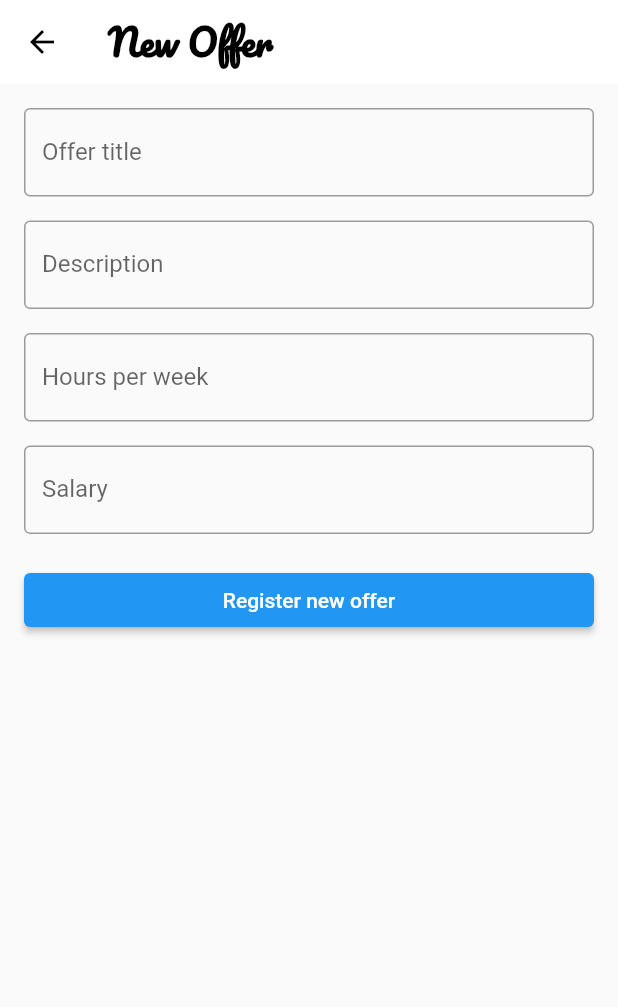
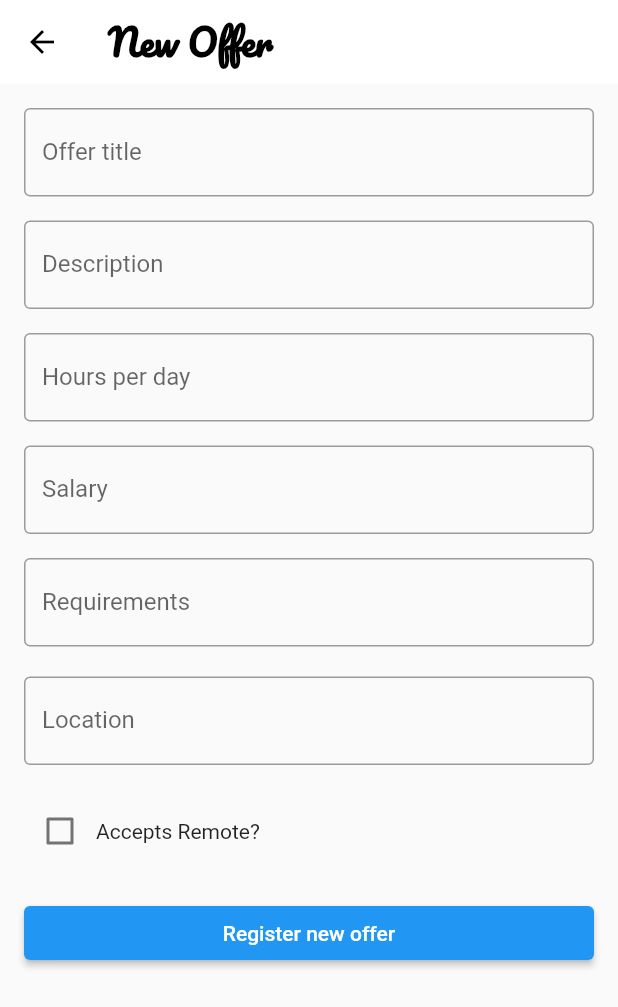
Before and after one commit to Falchizao/worker_client, a Flutter app: the RegisterOffer screen opened directly, on a phone screen of 412 x 824 dp. Shown: the top 1007 px of the screen. Run offline on Flutter 3.47's test engine with Material 2 defaults, Android fonts, the phone set to English and light mode, and no system bars; our stand-ins replace animated_bottom_navigation_bar, faker, flutter_secure_storage, fluttertoast, get, google_fonts and 3 more; accounts and stored records are empty; network calls fail.

Commit message:
refactor(Offer): adding additional data to offer

```diff
--- a/lib/models/offer_model.dart
+++ b/lib/models/offer_model.dart
@@ -6,6 +6,9 @@ class Offer {
   final String employer;
   final String title;
   final double hours;
+  final String location;
+  final String requirements;
+  final bool remote;
 
   Offer(
       {required this.id,
@@ -14,7 +17,10 @@ class Offer {
       required this.content,
       required this.employer,
       required this.title,
-      required this.hours});
+      required this.hours,
+      required this.location,
+      required this.requirements,
+      required this.remote});
 
   factory Offer.fromJson(Map<String, dynamic> json) {
     return Offer(
@@ -24,6 +30,9 @@ class Offer {
         content: json['content'],
         title: json['title'],
         hours: json['hours'],
-        employer: json['employer']);
+        employer: json['employer'],
+        location: json['location'],
+        requirements: json['requirements'],
+        remote: json['remote']);
   }
 }
--- a/lib/modules/offers/filtered_offers_view.dart
+++ b/lib/modules/offers/filtered_offers_view.dart
@@ -59,6 +59,8 @@ class FilteredJobOffersPage extends StatelessWidget {
             content: 'awdawdawd',
             createdDate: '3434',
             hours: 10,
-            ));
+            location: "Rio",
+            remote: true,
+            requirements: "awdawd"));
   }
 }
--- a/lib/modules/offers/offers.dart
+++ b/lib/modules/offers/offers.dart
@@ -49,6 +49,9 @@ class _OffersPageState extends State<OffersPage> {
             employer: eachOffer['employer'],
             title: eachOffer['title'],
             hours: eachOffer['hours'],
+            remote: eachOffer['remote'],
+            requirements: eachOffer['requirements'],
+            location: eachOffer['location'],
           );
           offers.add(offer);
         }
--- a/lib/services/register_offer.dart
+++ b/lib/services/register_offer.dart
@@ -21,6 +21,9 @@ class _RegisterOfferState extends State<RegisterOffer> {
   String _content = '';
   String _title = '';
   String _hours = '';
+  String _location = '';
+  String _requirements = '';
+  bool _accRemote = false;
 
   Future _addOffer() async {
     showDialog(
@@ -39,7 +42,10 @@ class _RegisterOfferState extends State<RegisterOffer> {
           "content": _content,
           "salary": _salary,
           "title": _title,
-          "hours": _hours
+          "hours": _hours,
+          "location": _location,
+          "remote": _accRemote,
+          "requirements": _requirements,
         }));
 
     Navigator.of(context).pop();
@@ -133,7 +139,7 @@ class _RegisterOfferState extends State<RegisterOffer> {
                   },
                   decoration: const InputDecoration(
                     border: OutlineInputBorder(),
-                    labelText: 'Hours per week',
+                    labelText: 'Hours per day',
                   ),
                   validator: (hours) {
                     if (hours == null) {
@@ -176,6 +182,58 @@ class _RegisterOfferState extends State<RegisterOffer> {
                     return null;
                   },
                 ),
+                const SizedBox(height: 16.0),
+                TextFormField(
+                  controller: TextEditingController(text: _requirements),
+                  onChanged: (requirement) {
+                    _requirements = requirement;
+                  },
+                  decoration: const InputDecoration(
+                    border: OutlineInputBorder(),
+                    labelText: 'Requirements',
+                  ),
+                  validator: (requirement) {
+                    return null;
+                  },
+                  onSaved: (requirement) {
+                    if (requirement != null && requirement.isEmpty) {
+                      _requirements = requirement;
+                    }
+                  },
+                ),
+                const SizedBox(height: 20.0),
+                TextFormField(
+                  controller: TextEditingController(text: _location),
+                  onChanged: (location) {
+                    _location = location;
+                  },
+                  decoration: const InputDecoration(
+                    border: OutlineInputBorder(),
+                    labelText: 'Location',
+                  ),
+                  validator: (location) {
+                    return null;
+                  },
+                  onSaved: (location) {
+                    if (location != null && location.isEmpty) {
+                      _location = location;
+                    }
+                  },
+                ),
+                const SizedBox(height: 20.0),
+                Row(
+                  children: [
+                    Checkbox(
+                      value: _accRemote,
+                      onChanged: (value) {
+                        setState(() {
+                          _accRemote = value!;
+                        });
+                      },
+                    ),
+                    Text('Accepts Remote?'),
+                  ],
+                ),
                 const SizedBox(height: 20.0),
                 ElevatedButton(
                   onPressed: () {
--- a/lib/widget/offer_details.dart
+++ b/lib/widget/offer_details.dart
@@ -89,7 +89,7 @@ class JobOfferDetails extends StatelessWidget {
               ),
               const SizedBox(height: 8),
               Text(
-                'location here',
+                offer.location,
                 style: const TextStyle(fontSize: 16),
                 textAlign: TextAlign.justify,
               ),
@@ -110,8 +110,8 @@ class JobOfferDetails extends StatelessWidget {
                 style: TextStyle(fontSize: 20, fontWeight: FontWeight.bold),
               ),
               const SizedBox(height: 8),
-              const Text(
-                "requirements here",
+              Text(
+                offer.requirements,
                 style: TextStyle(fontSize: 16),
                 textAlign: TextAlign.justify,
               ),
@@ -120,8 +120,8 @@ class JobOfferDetails extends StatelessWidget {
                 'Accepts remote?',
                 style: TextStyle(fontSize: 20, fontWeight: FontWeight.bold),
               ),
-              const Text(
-                "remote here",
+              Text(
+                offer.remote ? 'Yes' : 'No',
                 style: TextStyle(fontSize: 16),
                 textAlign: TextAlign.justify,
               ),
```
Lines whose indentation alone changed are shown as unchanged.
